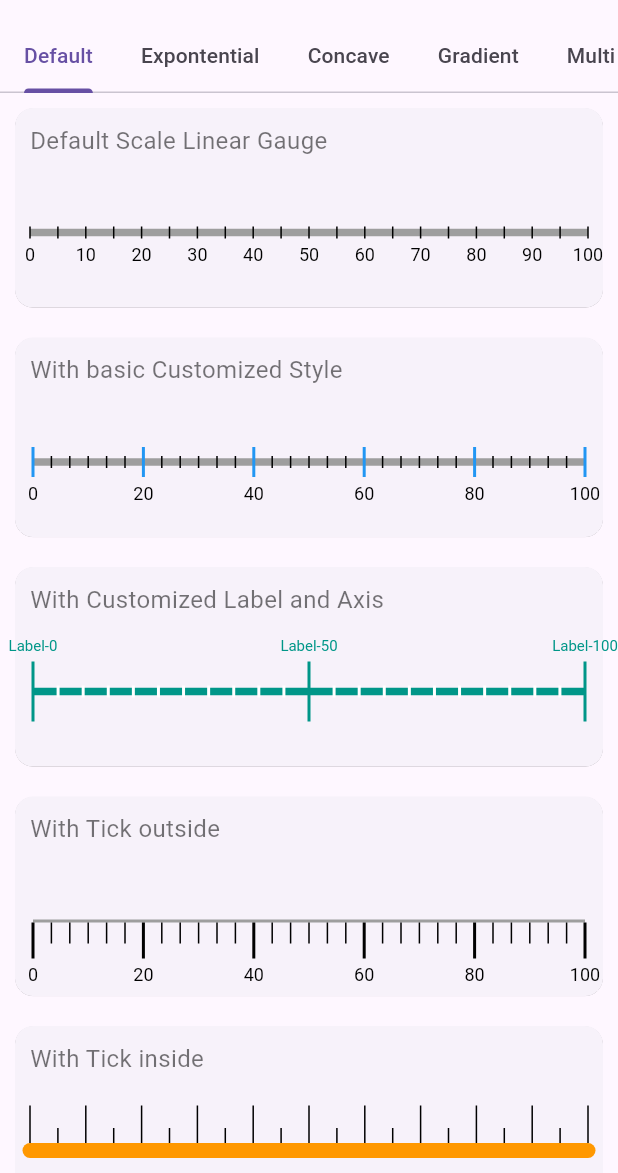
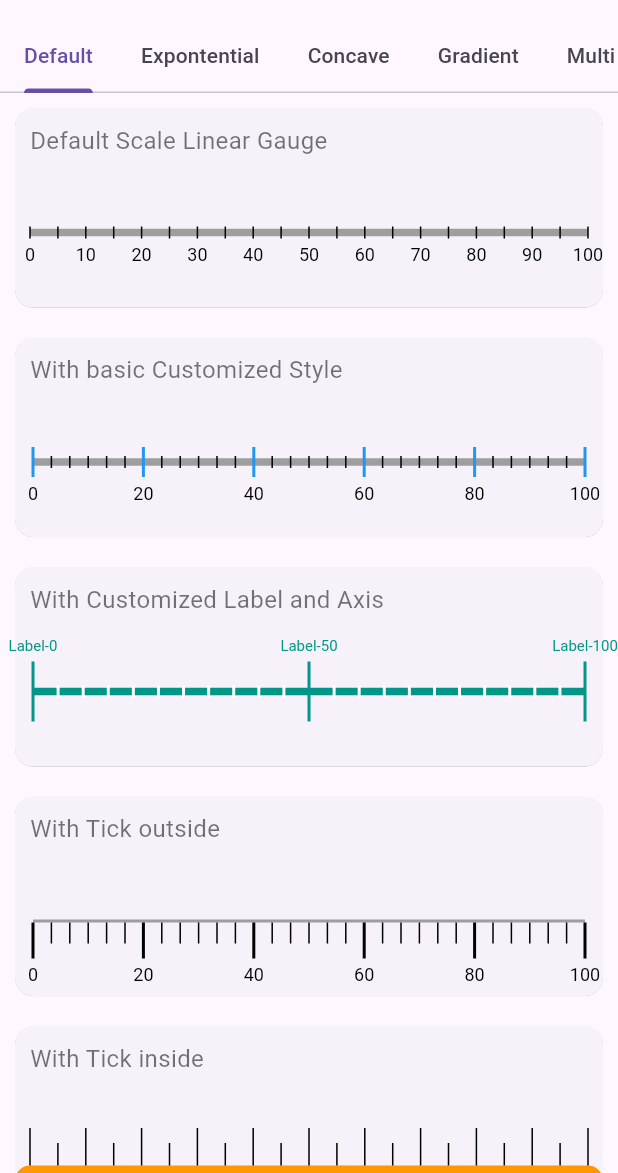
Before and after one commit to GirixCode/girix-code-gauge, a Flutter app: the MyScaleLinearGaugeScreen screen opened directly, on a phone screen of 412 x 824 dp, the part 63-1236 px from its top. Run offline on Flutter 3.47's test engine with Material 3 defaults, Android fonts, the phone set to English and light mode, and no system bars; our stand-ins replace equatable.

Commit message:
Scale Linear gauge: List of Fill Area added

````diff
--- a/examples/lib/screens/linear_gauge/scale/components/default_linear_gauges.dart
+++ b/examples/lib/screens/linear_gauge/scale/components/default_linear_gauges.dart
@@ -100,18 +100,18 @@ class _DefaultScaleLinearGaugeBodyState
           buildCard(
             'With Tick inside',
             const ScaleLinearGauge(
-              height: 80,
+              height: 120,
               tickPosition: LinearElementPosition.inside,
               minorTickStyle: LinearTickStyle(
-                length: 30,
+                length: 50,
                 thickness: 1,
               ),
               majorTickStyle: LinearTickStyle(
-                length: 60,
+                length: 70,
                 thickness: 1,
               ),
               axisTrackStyle: LinearAxisTrackStyle(
-                  thickness: 10,
+                  thickness: 20,
                   strokeCap: StrokeCap.round,
                   color: Colors.orange),
               // showAxisLabel: false,
@@ -333,11 +333,91 @@ class _DefaultScaleLinearGaugeBodyState
                     ? FontWeight.bold
                     : FontWeight.normal,
               ),
-              fillAreaPointer: FillAreaPointer(
-                  thickness: 60,
-                  startValue: 30,
-                  endValue: 80,
-                  color: Colors.green.withOpacity(0.3)),
+              fillAreaPointers: [
+                FillAreaPointer(
+                    thickness: 60,
+                    startValue: 30,
+                    endValue: 80,
+                    color: Colors.green.withOpacity(0.3))
+              ],
+            ),
+          ),
+          buildCard(
+            'With Multiple Filled area and Marker Pointers',
+            ScaleLinearGauge(
+              height: 100,
+              width: double.infinity,
+              tickPosition: LinearElementPosition.outAndIn,
+              minorTickStyle: const LinearTickStyle(
+                length: 10,
+                thickness: 1,
+              ),
+              majorTickStyle: const LinearTickStyle(
+                length: 60,
+                thickness: 1,
+              ),
+              axisTrackStyle: const LinearAxisTrackStyle(
+                  thickness: 2,
+                  strokeCap: StrokeCap.round,
+                  color: Colors.black26),
+              showMinorTicks: false,
+              valueToMajorTickStyleCallback: (value, index) {
+                return LinearTickStyle(
+                  length: 60,
+                  thickness: (value == 30 || value == 80) ? 4 : 1,
+                  color: (value == 30 || value == 80)
+                      ? Colors.orange
+                      : Colors.black26,
+                );
+              },
+              valueToLabelFormatCallback: (value, index) =>
+                  value.length == 1 ? '0$value' : value,
+              markerPointers: [
+                LinearMarkerPointer(
+                  value: 10,
+                  // marker:
+                  //     const Icon(Icons.circle, color: Colors.red, size: 10),
+                  needle: const LinearNeedle(
+                    enabled: true,
+                    color: Colors.blueGrey,
+                    size: Size(2, 70),
+                    position: LinearGaugeNeedlePosition.center,
+                    needleType: LinearGaugeNeedleType.pipe,
+                    offset: 10,
+                  ),
+                ),
+                LinearMarkerPointer(
+                  value: 70,
+                  needle: const LinearNeedle(
+                    enabled: true,
+                    color: Colors.blueGrey,
+                    size: Size(2, 70),
+                    position: LinearGaugeNeedlePosition.center,
+                    needleType: LinearGaugeNeedleType.pipe,
+                    offset: 10,
+                  ),
+                ),
+              ],
+              valueToLabelStyleCallback: (value, index) => TextStyle(
+                color: (value == 10 || value == 70)
+                    ? Colors.black
+                    : Colors.black38,
+                fontWeight: (value == 10 || value == 70)
+                    ? FontWeight.bold
+                    : FontWeight.normal,
+              ),
+              fillAreaPointers: [
+                FillAreaPointer(
+                    thickness: 60,
+                    startValue: 10,
+                    endValue: 70,
+                    color: Colors.grey.withOpacity(0.3)),
+                FillAreaPointer(
+                    thickness: 48,
+                    startValue: 30,
+                    endValue: 80,
+                    color: Colors.orange.withOpacity(0.3))
+              ],
             ),
           ),
           const SizedBox(
--- a/lib/src/linear/widgets/scale_linear_gauge.dart
+++ b/lib/src/linear/widgets/scale_linear_gauge.dart
@@ -455,21 +455,24 @@ class ScaleLinearGauge extends StatelessWidget {
   ///
   final GaugeValue? value;
 
-  /// Specifies the start value of the filled area between two ticks.
+  /// Specifies the list of fill area pointer of the gauge.
   ///
   /// The default value is null.
   ///
   /// ```dart
   /// ScaleLinearGauge(
-  ///  fillAreaPointer: FillAreaPointer(
-  ///   startFillValue: 20.0,
-  ///   endFillValue: 80.0,
-  ///   fillColor: Colors.green,
-  ///  ),
+  ///  fillAreaPointers: [
+  ///    FillAreaPointer(
+  ///     startValue: 0.0,
+  ///     endValue: 50.0,
+  ///     color: Colors.green,
+  ///     thickness: 10.0,
+  ///   ),
+  ///  ],
   /// )
   /// ```
   ///
-  final FillAreaPointer? fillAreaPointer;
+  final List<FillAreaPointer>? fillAreaPointers;
 
   /// Specifies the value to label style callback of the gauge.
   ///
@@ -514,7 +517,7 @@ class ScaleLinearGauge extends StatelessWidget {
     this.valueToMajorTickStyleCallback,
     this.needle,
     this.value,
-    this.fillAreaPointer,
+    this.fillAreaPointers,
     this.valueToLabelStyleCallback,
   });
 
@@ -549,11 +552,12 @@ class ScaleLinearGauge extends StatelessWidget {
             valueToMajorTickStyleCallback: valueToMajorTickStyleCallback,
             value: value,
             needle: needle,
-          fillAreaPointer: fillAreaPointer,
+            fillAreaPointers: fillAreaPointers,
             valueToLabelStyleCallback: valueToLabelStyleCallback,
           ),
-        size: Size.infinite,
-      ),
+          size: height == null || width == null
+              ? Size.infinite
+              : Size(width!, height!)),
     );
   }
 }
@@ -583,7 +587,7 @@ class _ScaleLinearGaugePainter extends CustomPainter {
   final ValueToMajorTickStyleCallback? valueToMajorTickStyleCallback;
   final GaugeValue? value;
   final LinearNeedle? needle;
-  final FillAreaPointer? fillAreaPointer;
+  final List<FillAreaPointer>? fillAreaPointers;
   final ValueToLabelStyleCallback? valueToLabelStyleCallback;
   _ScaleLinearGaugePainter({
     required this.gaugeType,
@@ -610,7 +614,7 @@ class _ScaleLinearGaugePainter extends CustomPainter {
     this.valueToMajorTickStyleCallback,
     this.value,
     this.needle,
-    this.fillAreaPointer,
+    this.fillAreaPointers,
     this.valueToLabelStyleCallback,
   });
 
@@ -730,16 +734,18 @@ class _ScaleLinearGaugePainter extends CustomPainter {
   }
 
   void _drawFilledArea(Canvas canvas, Size size) {
-    if (fillAreaPointer == null) {
+    if (fillAreaPointers == null) {
       return;
     }
+
+    for (final FillAreaPointer fillAreaPointer in fillAreaPointers!) {
       if (kDebugMode) {
-      log('ScaleLinearGauge: Fill Area Pointer: ${fillAreaPointer!.startValue} - ${fillAreaPointer!.endValue}');
+        log('ScaleLinearGauge: Fill Area Pointer: ${fillAreaPointer.startValue} - ${fillAreaPointer.endValue}');
       }
-    final double startFillValue = fillAreaPointer!.startValue;
-    final double endFillValue = fillAreaPointer!.endValue;
-    final Color fillColor = fillAreaPointer!.color;
-    final double axisThickness = fillAreaPointer!.thickness;
+      final double startFillValue = fillAreaPointer.startValue;
+      final double endFillValue = fillAreaPointer.endValue;
+      final Color fillColor = fillAreaPointer.color;
+      final double axisThickness = fillAreaPointer.thickness;
       final double totalRange = maximum - minimum;
       final double startRatio = (startFillValue - minimum) / totalRange;
       final double endRatio = (endFillValue - minimum) / totalRange;
@@ -758,6 +764,7 @@ class _ScaleLinearGaugePainter extends CustomPainter {
         Offset(endX, size.height / 2),
         fillPaint,
       );
+    }
   }
 
   void _drawGradientGauge(Canvas canvas, Size size) {
````
Lines whose indentation alone changed are shown as unchanged.
